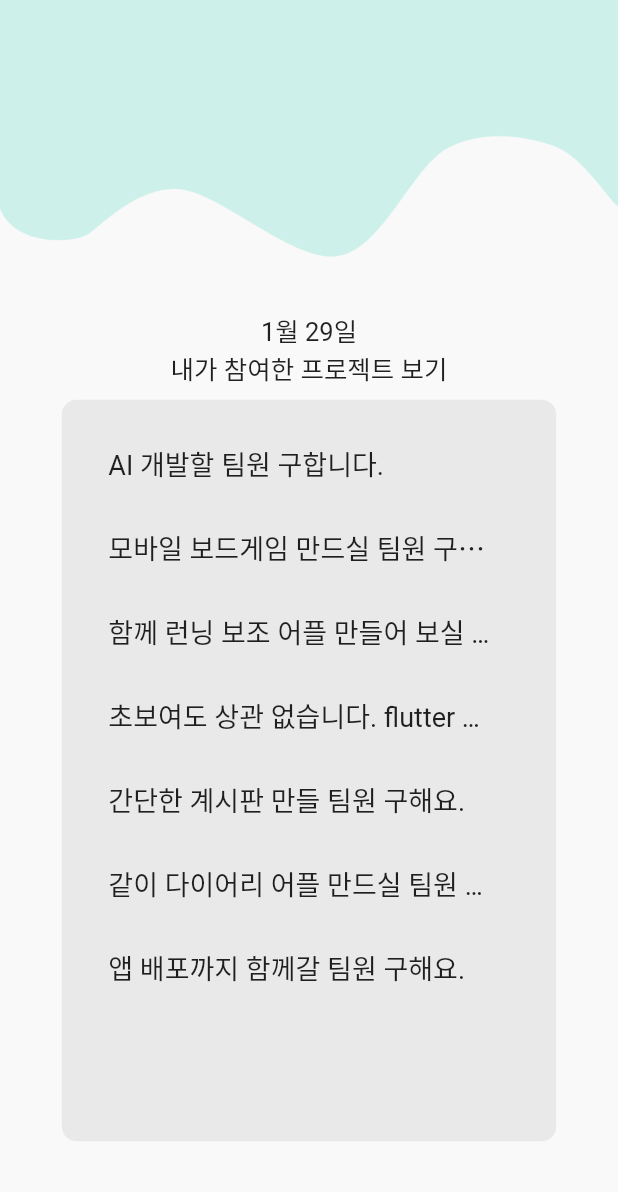
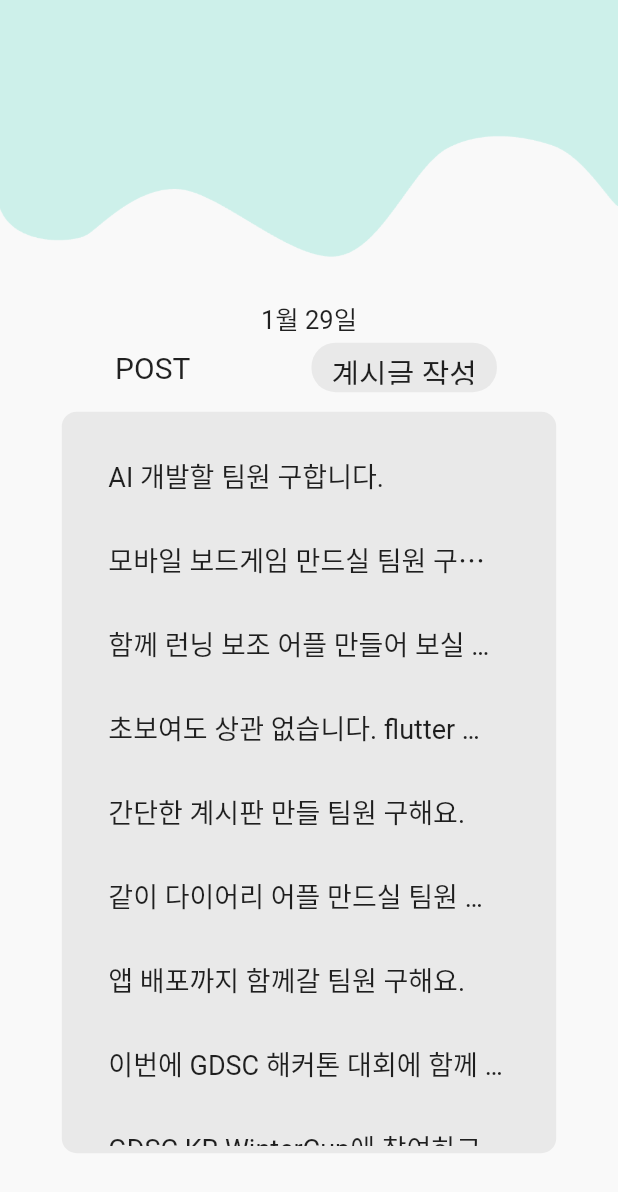
Before and after one commit to kkkkkk0312/Google-DSC-SCH-Toy-Project-TeamA, a Flutter app: the main_page screen opened directly, on a phone screen of 412 x 824 dp. Shown: the top 1192 px of the screen. Run offline on Flutter 3.47's test engine with Material 2 defaults, Android fonts, the phone set to English and light mode, and no system bars.

Commit message:
변경사항 저장

```diff
--- a/lib/mainpage.dart
+++ b/lib/mainpage.dart
@@ -18,7 +18,10 @@ class main_page extends StatelessWidget {
     '초보여도 상관 없습니다. flutter 같이 공부하실 분 찾습니다.',
     '간단한 계시판 만들 팀원 구해요.',
     '같이 다이어리 어플 만드실 팀원 구합니다.',
-    '앱 배포까지 함께갈 팀원 구해요.'
+    '앱 배포까지 함께갈 팀원 구해요.',
+    '이번에 GDSC 해커톤 대회에 함께 나갈 동료 구합니다.',
+    'GDSC KR WinterCup에 참여하고 싶은 사람을 모집합니다.',
+    '트랜디한 팝업 스토어 어플을 만들고 있습니다.'
   ];
   final List<String> participate_title = <String>[
     'AI 개발할 팀원 구합니다.',
@@ -82,8 +85,46 @@ class main_page extends StatelessWidget {
                                   td.day.toString() +
                                   "일",
                               style: TextStyle(fontSize: titleFontSize)),
-                          Text("\내가 참여한 프로젝트 보기",
-                              style: TextStyle(fontSize: titleFontSize)),
+                          Row(
+                            mainAxisAlignment: MainAxisAlignment.spaceEvenly,
+                            children: [
+                              Text(
+                                "\POST",
+                                style: TextStyle(fontSize: 20),
+                              ),
+                              Card(
+                                shape: RoundedRectangleBorder(
+                                  //모서리를 둥글게 하기 위해 사용
+                                  borderRadius: BorderRadius.circular(16.0),
+                                ),
+                                color: Color(color_gray),
+                                elevation: 0, // 그림자 깊이
+                                child: GestureDetector(
+                                  onTap: () {
+                                    Navigator.push(
+                                        context,
+                                        MaterialPageRoute(
+                                            builder: (_) => MyApp()));
+                                  },
+
+                                  // 로그인 버튼
+                                  child: Container(
+                                      alignment: Alignment.center,
+                                      padding: EdgeInsets.all(5),
+                                      width: getMobileSizeFromPercent(
+                                          context, 30, true),
+                                      height: getMobileSizeFromPercent(
+                                          context, 4, false),
+                                      child: Text(
+                                        "계시글 작성",
+                                        style: TextStyle(
+                                          fontSize: 20,
+                                        ),
+                                      )),
+                                ),
+                              ),
+                            ],
+                          ),
                           Container(
                             height: 5,
                           ),
```
Also changed, not shown: lib/view_postdetail.dart (added).
